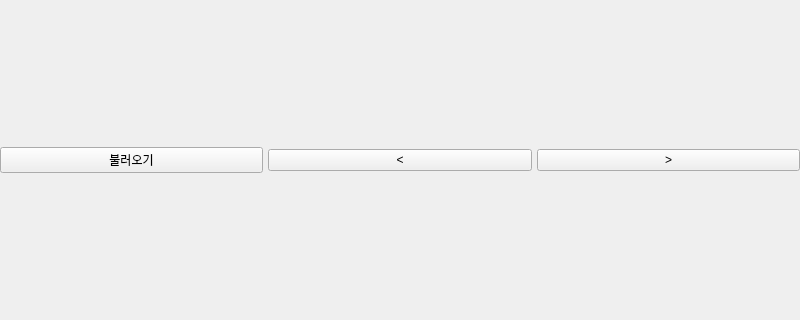
Before: the Qt Designer form mainwidget.ui in Jhnn22/Qt_pdf_viewer, drawn with Qt 5; both pictures show x 0 to 800 and y 140 to 460 of the 800 by 600 pixel window.
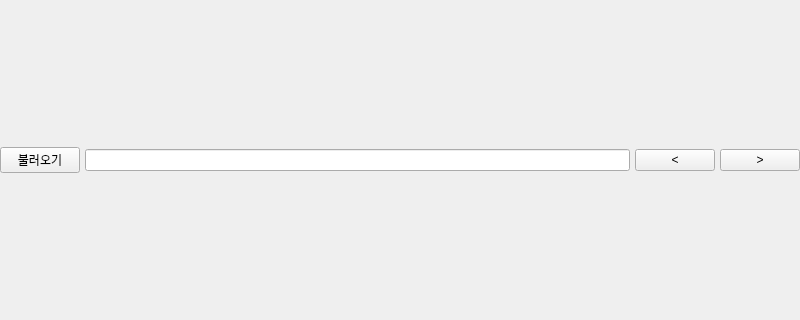
After: the same form once the commit is applied.

Patch:
```diff
--- a/mainwidget.ui
+++ b/mainwidget.ui
@@ -38,6 +38,9 @@
        </property>
       </widget>
      </item>
+     <item>
+      <widget class="QLineEdit" name="pageInput_lineEdit"/>
+     </item>
      <item>
       <widget class="QPushButton" name="back_pushButton">
        <property name="text">
```
